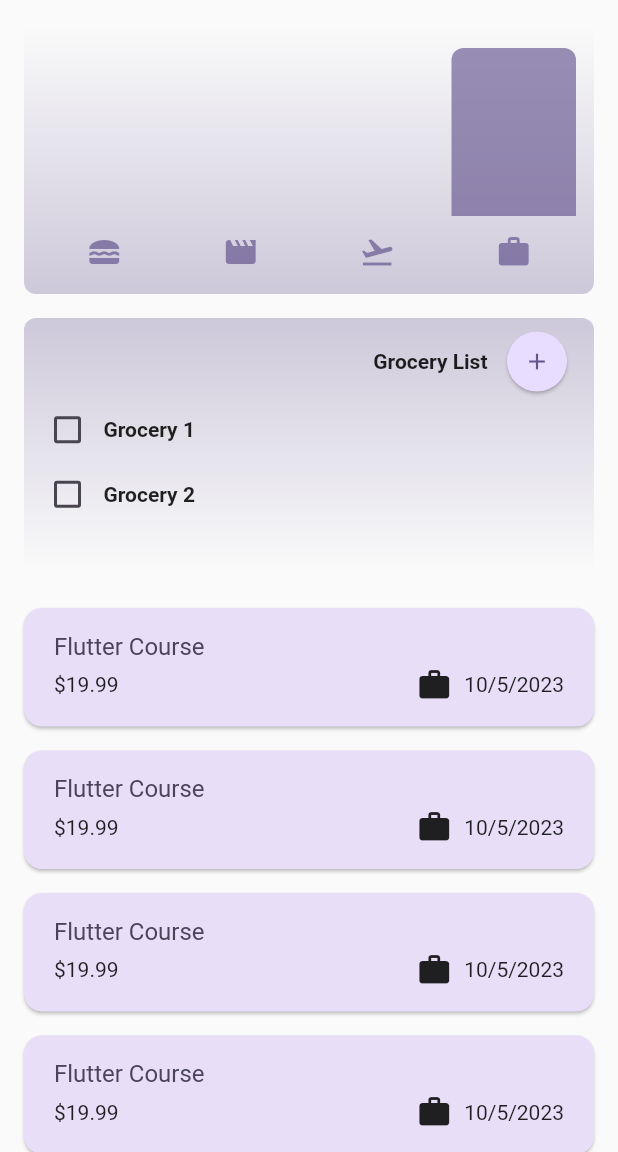
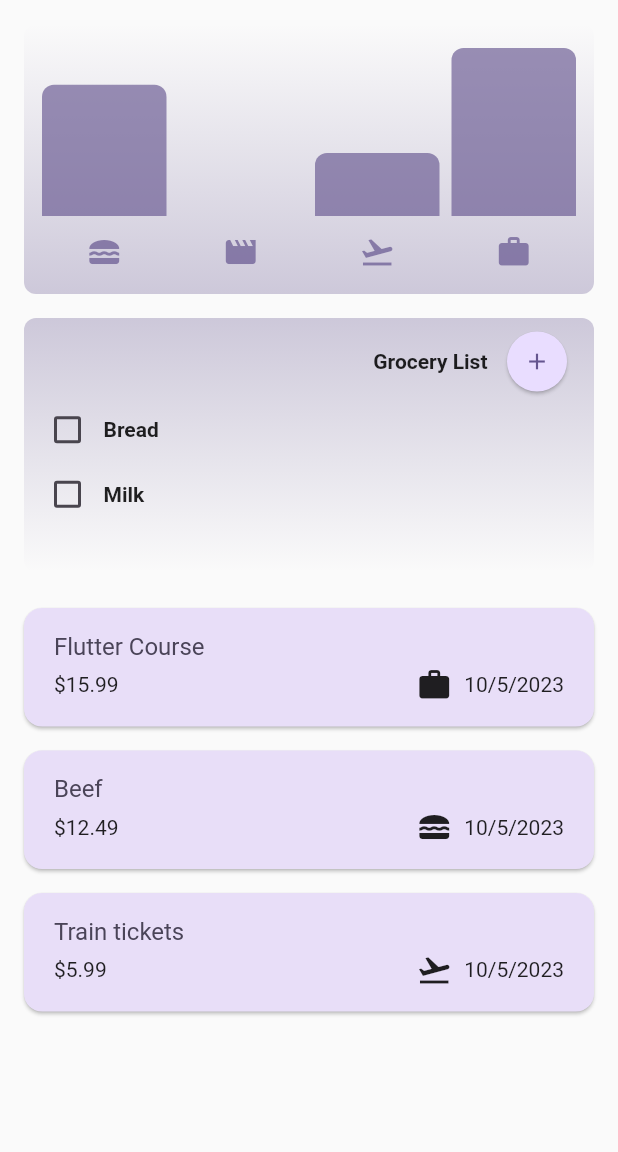
Before and after one commit to siribsandnes/expense_tracker, a Flutter app: the screen it shows after launch, on a phone screen of 412 x 824 dp, the part 84-1236 px from its top. Run offline on Flutter 3.47's test engine with Material 2 defaults, Android fonts, the phone set to English and light mode, and no system bars.

Commit message:
updated grocery list items and expense lits items

```diff
--- a/lib/widgets/expenses.dart
+++ b/lib/widgets/expenses.dart
@@ -19,48 +19,36 @@ class _ExpensesState extends State<Expenses> {
   final List<Expense> _registeredExpenses = [
     Expense(
       title: 'Flutter Course',
-      amount: 19.99,
+      amount: 15.99,
       date: DateTime.now(),
       category: Category.work,
     ),
     Expense(
-      title: 'Flutter Course',
-      amount: 19.99,
+      title: 'Beef',
+      amount: 12.49,
       date: DateTime.now(),
-      category: Category.work,
+      category: Category.food,
     ),
     Expense(
-      title: 'Flutter Course',
-      amount: 19.99,
+      title: 'Train tickets',
+      amount: 5.99,
       date: DateTime.now(),
-      category: Category.work,
-    ),
-    Expense(
-      title: 'Flutter Course',
-      amount: 19.99,
-      date: DateTime.now(),
-      category: Category.work,
-    ),
-    Expense(
-      title: 'Flutter Course',
-      amount: 19.99,
-      date: DateTime.now(),
-      category: Category.work,
+      category: Category.travel,
     ),
   ];
 
   final List<Expense> _registredGroceries = [
     Expense(
-      title: 'Grocery 1',
-      amount: 19.99,
+      title: 'Bread',
+      amount: 2.99,
       date: DateTime.now(),
-      category: Category.work,
+      category: Category.food,
     ),
     Expense(
-      title: 'Grocery 2',
-      amount: 19.99,
+      title: 'Milk',
+      amount: 1.99,
       date: DateTime.now(),
-      category: Category.work,
+      category: Category.food,
     ),
   ];
 
```
